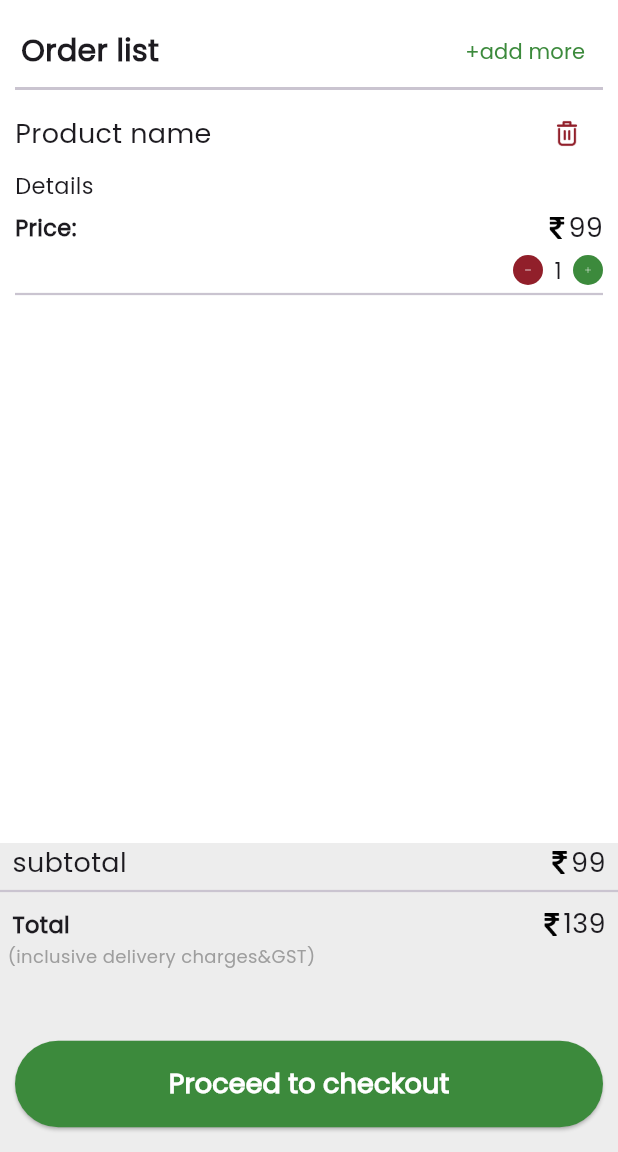
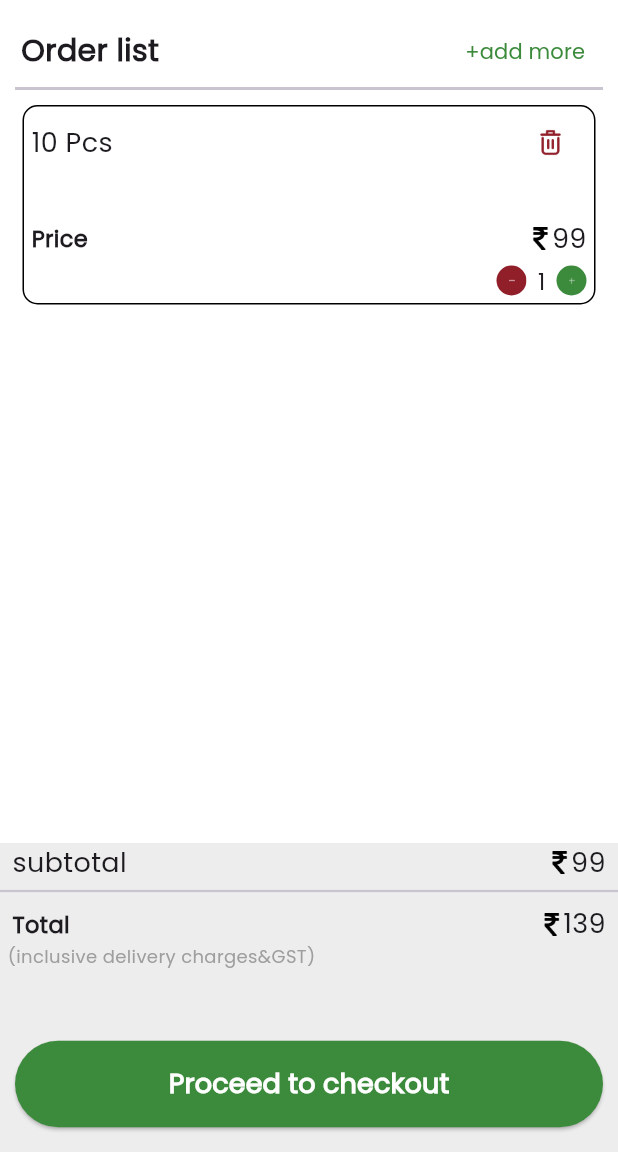
Before and after one commit to shahir-p/Al_Ridha, a Flutter app: the AccountCart screen opened directly, on a phone screen of 412 x 824 dp, the part 84-1236 px from its top. Run offline on Flutter 3.47's test engine with Material 3 defaults, Android fonts, the phone set to English and light mode, and no system bars; our stand-ins replace curved_labeled_navigation_bar, firebase_auth, firebase_core, flutter_image_slideshow, lottie; missing offline and left inert: dart:ffi; accounts and stored records are empty.

Commit message:
cart listview added

```diff
--- a/lib/user/accounts/cart.dart
+++ b/lib/user/accounts/cart.dart
@@ -3,7 +3,6 @@ import 'package:alridafrieds/user/menu/menu.dart';
 import 'package:flutter/material.dart';
 
 class AccountCart extends StatefulWidget {
-
   const AccountCart({super.key});
 
   @override
@@ -13,7 +12,7 @@ class AccountCart extends StatefulWidget {
 class _AccountCartState extends State<AccountCart> {
   int quantity = 1;
   int price = 99;
-  int dlcharge=40;
+  int dlcharge = 40;
 
   void incrementQuantity() {
     setState(() {
@@ -31,8 +30,26 @@ class _AccountCartState extends State<AccountCart> {
 
   @override
   Widget build(BuildContext context) {
-    final Hieght=MediaQuery.of(context).size.height;
-    final Width=MediaQuery.of(context).size.width;
+    final Hieght = MediaQuery.of(context).size.height;
+    final Width = MediaQuery.of(context).size.width;
+    List<Map<String, dynamic>> items = [
+      {
+        'item': '10 Pcs',
+        'details':'sagdwuf',
+        'price': '99',
+      },
+      // {
+      //   'item': '10 Pcs',
+      //   'details':'sagdwuf',
+      //   'price': '101',
+      // },
+      // {
+      //   'item': '10 Pcs',
+      //   'details':'sagdwuf',
+      //   'price': '101',
+      // },
+
+    ];
     return Scaffold(
       appBar: AppBar(
         automaticallyImplyLeading: false,
@@ -40,7 +57,7 @@ class _AccountCartState extends State<AccountCart> {
         leading: IconButton(
           icon: ImageIcon(
             AssetImage('assets/icons/left.png'),
-            size: Width*0.08,
+            size: Width * 0.08,
             color: Colors.white,
           ),
           onPressed: () {
@@ -55,31 +72,35 @@ class _AccountCartState extends State<AccountCart> {
         ),
       ),
       body: Container(
-        height:Hieght,
+        height: Hieght,
         width: Width,
         color: Colors.white,
         child: Column(
           children: [
-            Container(
-              height: Hieght*0.61,
+            Expanded(
+              child: Container(
+                // height: Hieght*0.61,
                 margin: EdgeInsets.all(10),
                 // color: Colors.blueAccent.shade100,
-              child: Column(
-                children: [
+                child: Column(children: [
                   Row(
                     mainAxisAlignment: MainAxisAlignment.spaceEvenly,
                     children: [
-                      SizedBox(width: Width*0.01,),
+                      SizedBox(
+                        width: Width * 0.01,
+                      ),
                       Text(
                         'Order list',
                         style: TextStyle(
                             fontSize: 20, fontWeight: FontWeight.bold),
-                      ),Spacer(),
+                      ),
+                      Spacer(),
                       TextButton(
                           onPressed: () {
                             Navigator.push(
                               context,
-                              MaterialPageRoute(builder: (context) => AlRidaMenu()),
+                              MaterialPageRoute(
+                                  builder: (context) => AlRidaMenu()),
                             );
                           },
                           child: Text(
@@ -92,19 +113,35 @@ class _AccountCartState extends State<AccountCart> {
                     height: 2,
                     thickness: 2,
                   ),
-                  SizedBox(
-                    height: 5,
+
+
+
+
+
+                  Expanded(
+                    child: Container(
+                      margin: EdgeInsets.all(5),
+                      // color: Colors.pinkAccent.shade100,
+                      child: ListView.builder(
+                        itemCount: items.length,
+                        itemBuilder: (context, index) {
+                        return Container(
+                          margin: EdgeInsets.symmetric(vertical: 5),
+                          decoration: BoxDecoration(
+                            borderRadius: BorderRadius.circular(10),
+                            border: Border.all()
                           ),
-                  Container(
-                    height: Hieght*0.5,
-                    width: Width-20,
+                          // height: Hieght*0.7,
+                          // width: Width-20,
                           // color: Colors.pinkAccent.shade100,
+                          child: Container(
+                            margin: EdgeInsets.symmetric(horizontal: 5),
                             child: Column(
                               children: [
                                 Row(
                                   children: [
                                     Text(
-                              'Product name',
+                                      items[index]['item'] ?? '',
                                       style: TextStyle(
                                           fontSize: 18, fontWeight: FontWeight.w400),
                                     ),
@@ -124,7 +161,7 @@ class _AccountCartState extends State<AccountCart> {
                                 Row(
                                   children: [
                                     Text(
-                              'Details',
+                                      items[index]['Details']?? '',
                                       style: TextStyle(
                                           fontSize: 15, fontWeight: FontWeight.w400),
                                     )
@@ -137,7 +174,7 @@ class _AccountCartState extends State<AccountCart> {
                                   mainAxisAlignment: MainAxisAlignment.spaceBetween,
                                   children: [
                                     Text(
-                              'Price:',
+                                      'Price',
                                       style: TextStyle(
                                           fontSize: 15, fontWeight: FontWeight.bold),
                                     ),
@@ -147,7 +184,9 @@ class _AccountCartState extends State<AccountCart> {
                                           'assets/icons/rupee-indian.png',
                                           width: 15,
                                         ),
-                                Text((price * quantity).toString(),
+                                        Text(
+                                          items[index]['price'],
+                                            // (price * quantity).toString(),
                                             style: TextStyle(fontSize: 18)),
                                       ],
                                     )
@@ -238,25 +277,31 @@ class _AccountCartState extends State<AccountCart> {
                                 SizedBox(
                                   height: 5,
                                 ),
-                        Divider(
-                          height: 2,
-                          thickness: 1.5,
-                        )
+                                // Divider(
+                                //   height: 2,
+                                //   thickness: 1.5,
+                                // )
                               ],
                             ),
                           ),
-                ],
+
+                        );
+                      },),
                     ),
                   ),
-            Spacer(),
+                ]),
+              ),
+            ),
             Container(
-              height: Hieght*0.25,
+                height: Hieght * 0.25,
                 child: Column(
                   children: [
                     Row(
                       mainAxisAlignment: MainAxisAlignment.spaceBetween,
                       children: [
-                        SizedBox(width: Width*0.02,),
+                        SizedBox(
+                          width: Width * 0.02,
+                        ),
                         Text(
                           'subtotal',
                           style: TextStyle(fontSize: 18),
@@ -270,7 +315,9 @@ class _AccountCartState extends State<AccountCart> {
                             ),
                             Text((price * quantity).toString(),
                                 style: TextStyle(fontSize: 18)),
-                            SizedBox(width: Width*0.02,),
+                            SizedBox(
+                              width: Width * 0.02,
+                            ),
                           ],
                         )
                       ],
@@ -283,11 +330,13 @@ class _AccountCartState extends State<AccountCart> {
                       thickness: 1.5,
                     ),
                     SizedBox(
-                      height: Hieght*0.01,
+                      height: Hieght * 0.01,
                     ),
                     Row(
                       children: [
-                        SizedBox(width: Width*0.02,),
+                        SizedBox(
+                          width: Width * 0.02,
+                        ),
                         Text(
                           'Total',
                           style: TextStyle(
@@ -300,9 +349,11 @@ class _AccountCartState extends State<AccountCart> {
                               'assets/icons/rupee-indian.png',
                               width: 15,
                             ),
-                            Text((price * quantity+dlcharge).toString(),
+                            Text((price * quantity + dlcharge).toString(),
                                 style: TextStyle(fontSize: 18)),
-                            SizedBox(width: Width*0.02,),
+                            SizedBox(
+                              width: Width * 0.02,
+                            ),
                           ],
                         )
                       ],
@@ -317,14 +368,16 @@ class _AccountCartState extends State<AccountCart> {
                       ],
                     ),
                     Spacer(),
-
                     Container(
-                      height: Hieght*0.07,
-                      width: Width-20,
+                      height: Hieght * 0.07,
+                      width: Width - 20,
                       child: ElevatedButton(
                           onPressed: () {
-
-                            Navigator.push(context, MaterialPageRoute(builder: (context) =>Payment()),);
+                            Navigator.push(
+                              context,
+                              MaterialPageRoute(
+                                  builder: (context) => Payment()),
+                            );
                           },
                           child: Text(
                             'Proceed to checkout',
@@ -337,7 +390,9 @@ class _AccountCartState extends State<AccountCart> {
                           style: ElevatedButton.styleFrom(
                               backgroundColor: Color(0xff3C8A3C))),
                     ),
-                    SizedBox(height: Hieght*0.02,)
+                    SizedBox(
+                      height: Hieght * 0.02,
+                    )
                   ],
                 ),
                 color: Color(0xffededed)),
--- a/lib/user/main/cart.dart
+++ /dev/null
@@ -1,18 +0,0 @@
-import 'package:flutter/material.dart';
-
-void main(){
-  runApp(Cart());
-}
-class Cart extends StatelessWidget {
-  const Cart({super.key});
-
-  @override
-  Widget build(BuildContext context) {
-    return Scaffold(
-      appBar: AppBar(
-        centerTitle: true,
-        title: Text('Your Cart'),
-      ),
-    );
-  }
-}
```
Lines whose indentation alone changed are shown as unchanged.
